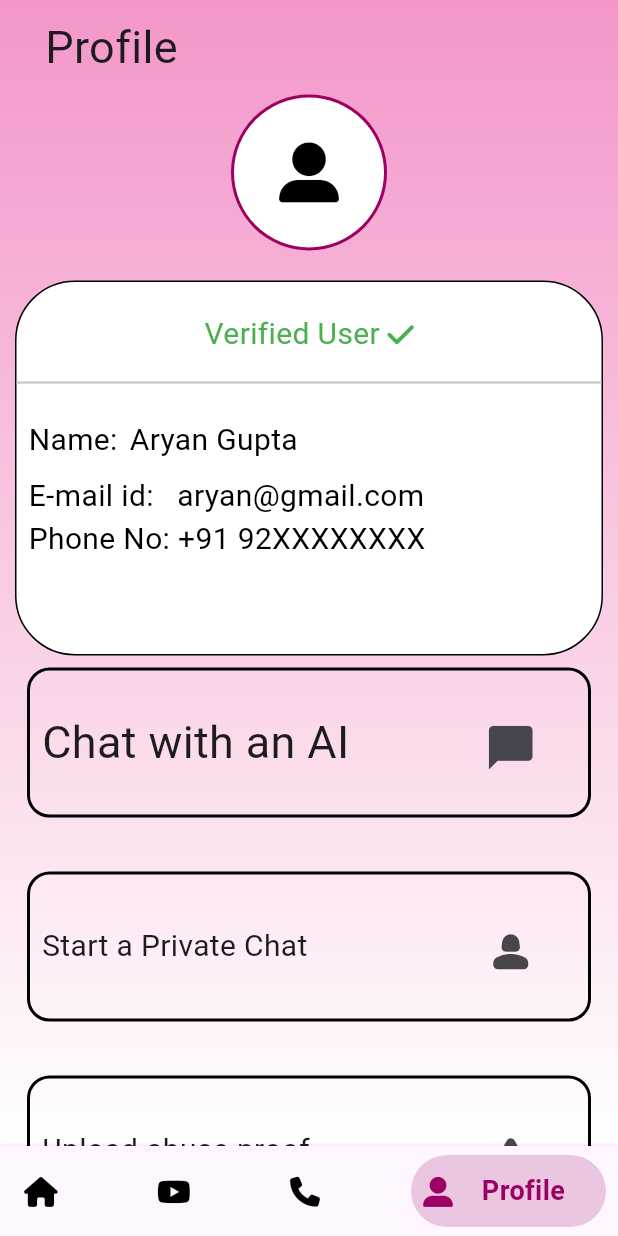
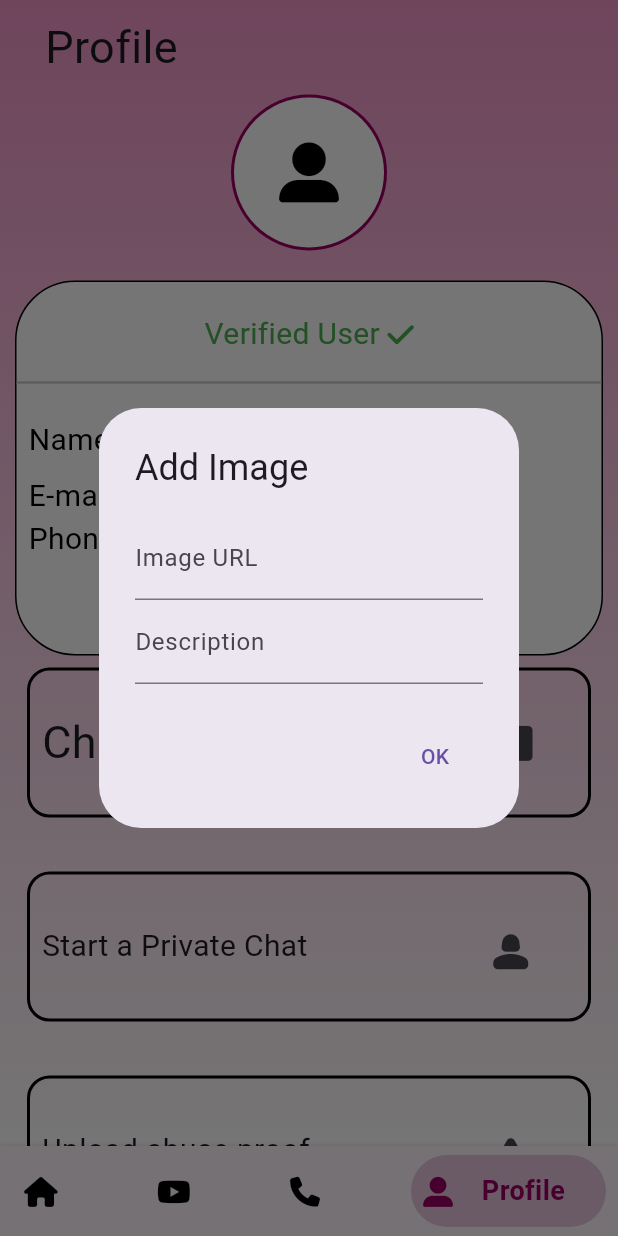
Before and after one commit to LAG-4/sih, a Flutter app: the screen it shows once a user with an empty profile is signed in, item 4 of the bottom bar chosen, after a tap on "Upload abuse proof", on a phone screen of 412 x 824 dp. Run offline on Flutter 3.47's test engine with Material 3 defaults, Android fonts, the phone set to English and light mode, and no system bars; drawn by our look-alikes of bottom_navy_bar; our stand-ins replace cloud_firestore, file_picker, firebase_auth, firebase_core, firebase_storage, font_awesome_flutter and 3 more; missing offline and left inert: flutter_inappwebview, quick_actions; accounts and stored records are empty.

Commit message:
added link update to firebase

```diff
--- a/calculator/lib/screens/profile_page.dart
+++ b/calculator/lib/screens/profile_page.dart
@@ -1,3 +1,4 @@
+import 'package:cloud_firestore/cloud_firestore.dart';
 import 'package:firebase_auth/firebase_auth.dart';
 import 'package:flutter/material.dart';
 import 'package:font_awesome_flutter/font_awesome_flutter.dart';
@@ -271,7 +272,55 @@ class _ProfilePageState extends State<ProfilePage> {
                   GestureDetector(
                     onTap: (){
 
-                      _launchURL3(); },
+                      showDialog(
+                        context: context,
+                        builder: (BuildContext context) {
+                          TextEditingController urlController = TextEditingController();
+                          TextEditingController descriptionController = TextEditingController();
+
+                          return AlertDialog(
+                            title: Text('Add Image'),
+                            content: IntrinsicHeight(
+                              child: Column(
+                                children: [
+                                  // Text field for URL
+                                  TextField(
+                                    controller: urlController,
+                                    decoration: InputDecoration(labelText: 'Image URL'),
+                                  ),
+                                  // Text field for description
+                                  TextField(
+                                    controller: descriptionController,
+                                    decoration: InputDecoration(labelText: 'Description'),
+                                  ),
+                                ],
+                              ),
+                            ),
+                            actions: <Widget>[
+                              TextButton(
+                                onPressed: () async {
+                                  // Access the values entered in the text fields
+                                  String imageUrl = urlController.text;
+                                  String description = descriptionController.text;
+
+                                  // Handle the values as needed (e.g., validate, save, etc.)
+
+                                  await FirebaseFirestore.instance.collection('review').add({
+                                    'url': imageUrl,
+                                    'description': description,
+                                  });
+                                  // Close the dialog
+                                  Navigator.of(context).pop();
+                                },
+                                child: Text('OK'),
+                              ),
+                            ],
+                          );
+                        },
+                      );
+
+                      // _launchURL3();
+                      },
                     child: Padding(
                       padding: const EdgeInsets.all(8.0),
                       child: Container(
```
